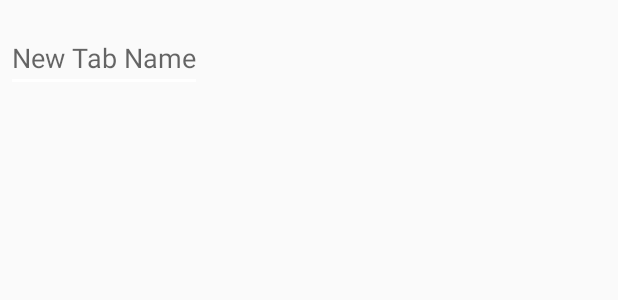
After one commit to hawaiianmoose/Android-DankBoard, an Android app: the layout edit_tab_name_dialog.xml on its own in the app's theme, with its tools: preview values and no code run, on a phone screen of 412 x 824 dp. The commit adds this screen. Shown: the top 300 px of the screen. Run offline under Robolectric (Android 15) with nearby library versions, the phone set to English and light mode, and no system bars.

Commit message:
simple dialog

```diff
--- a/app/src/main/java/com/boomcity/dankboard/SoundRecyclerAdapter.kt
+++ b/app/src/main/java/com/boomcity/dankboard/SoundRecyclerAdapter.kt
@@ -59,7 +59,9 @@ class SoundRecyclerAdapter(data: MutableList<SoundClip>, val tabPosition: Int) :
         var arrayAdapter = ArrayAdapter<String>(context, android.R.layout.select_dialog_item)
 
         for (tab in DataService.getTabsData().tabsList!!) {
-            arrayAdapter.add(tab.name)
+            if(tab.position != 0) {
+                arrayAdapter.add(tab.name)
+            }
         }
 
         builder.setNegativeButton("Cancel", { dialog, which ->
@@ -79,7 +81,7 @@ class SoundRecyclerAdapter(data: MutableList<SoundClip>, val tabPosition: Int) :
 //            })
 //            builderInner.show()
 
-            DataService.addClipToFavoriteTab(soundClip, which)
+            DataService.addClipToFavoriteTab(soundClip, which + 1)
         })
         builder.show()
     }
--- a/app/src/main/java/com/boomcity/dankboard/TabFragment.kt
+++ b/app/src/main/java/com/boomcity/dankboard/TabFragment.kt
@@ -24,9 +24,9 @@ class TabFragment : Fragment() {
 
         //Use this to initiate the proper tab
         var tabIndex = this.arguments["tab_number"] as Int
-        var tabInfo = DataService.getTabsData().getTab(tabIndex -1)
+        var tabInfo = DataService.getTabsData().getTab(tabIndex)
 
-        if (tabIndex == 1) {
+        if (tabIndex == 0) {
             var myDataset = mutableListOf<SoundClip>(SoundClip("Dong",R.raw.test_sound), SoundClip("Dank",R.raw.test_sound))
 
             mAdapter = SoundRecyclerAdapter(myDataset, tabIndex)
--- /dev/null
+++ b/app/src/main/res/layout/edit_tab_name_dialog.xml
@@ -0,0 +1,16 @@
+<?xml version="1.0" encoding="utf-8"?>
+<LinearLayout xmlns:android="http://schemas.android.com/apk/res/android"
+    android:orientation="vertical"
+    android:layout_width="wrap_content"
+    android:layout_height="wrap_content">
+    <EditText
+        android:id="@+id/new_tab_name_text"
+        android:inputType="text"
+        android:layout_width="match_parent"
+        android:layout_height="wrap_content"
+        android:layout_marginTop="16dp"
+        android:layout_marginLeft="4dp"
+        android:layout_marginRight="4dp"
+        android:layout_marginBottom="4dp"
+        android:hint="@string/tab_name" />
+</LinearLayout>
--- a/app/src/main/res/values/strings.xml
+++ b/app/src/main/res/values/strings.xml
@@ -3,4 +3,7 @@
     <string name="new_tab_menu">New Favorites Tab</string>
     <string name="rename_tab_fab">Rename Tab</string>
     <string name="delete_tab_fab">Delete Tab</string>
+    <string name="tab_name">New Tab Name</string>
+    <string name="dialog_ok">OK</string>
+    <string name="dialog_cancel">Cancel</string>
 </resources>
```
Also changed, not shown: app/src/main/java/com/boomcity/dankboard/DataService.kt (+4 -9 lines), app/src/main/java/com/boomcity/dankboard/EditDialogFragment.kt (added, +29 -0 lines), app/src/main/java/com/boomcity/dankboard/MainActivity.kt (+11 -10 lines).
